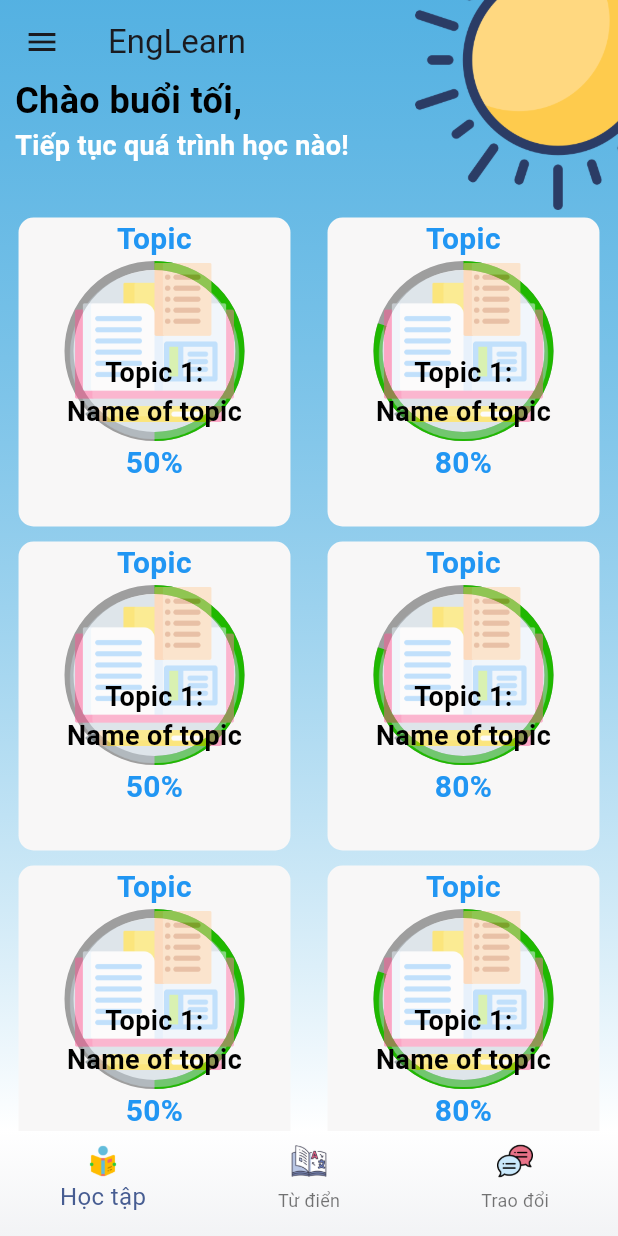
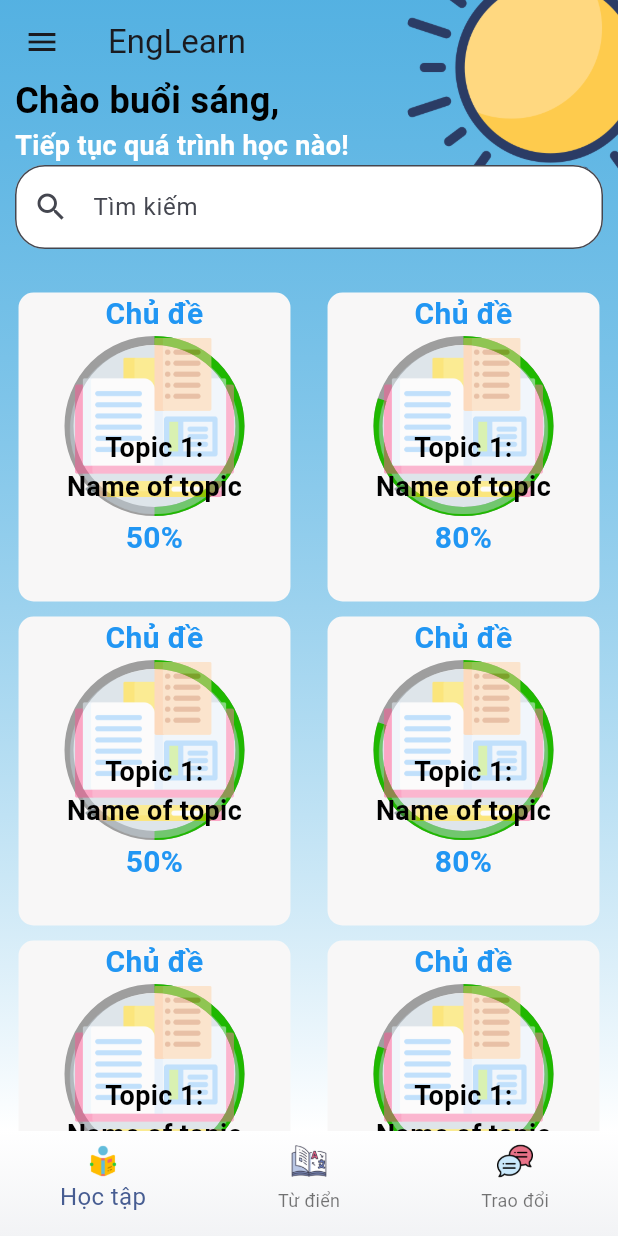
Before and after one commit to huuluc10/flutter-english-learn-app, a Flutter app: the HomeScreen screen opened by its route, on a phone screen of 412 x 824 dp. Run offline on Flutter 3.47's test engine with Material 3 defaults, Android fonts, the phone set to English and light mode, and no system bars; drawn by our look-alikes of percent_indicator; our stand-ins replace flutter_riverpod; missing offline and left inert: bottom_picker.

Commit message:
feat: write dictionary home page

```diff
--- a/lib/features/homepage/page/home_screen.dart
+++ b/lib/features/homepage/page/home_screen.dart
@@ -1,7 +1,7 @@
 import 'package:flutter/material.dart';
 import 'package:flutter_englearn/features/homepage/widgets/drawer_home_widget.dart';
 import 'package:flutter_englearn/features/homepage/widgets/topic_widget.dart';
-import 'package:flutter_englearn/utils/bottom_navigate_bar_widget.dart';
+import 'package:flutter_englearn/utils/widgets/bottom_navigate_bar_widget.dart';
 import 'package:flutter_englearn/utils/service/control_index_navigate_bar.dart';
 import 'package:flutter_englearn/utils/widgets/line_gradient_background_widget.dart';
 import 'package:flutter_riverpod/flutter_riverpod.dart';
@@ -21,21 +21,24 @@ class HomeScreen extends ConsumerWidget {
     final width = MediaQuery.of(context).size.width;
     String image = "assets/light.png";
     String welcome = "Chào buổi sáng,";
-    if (currentTime.hour < 18 && currentTime.hour > 12) {
+    if (currentTime.hour < 12) {
+      // Good morning
+    } else if (currentTime.hour < 18) {
       // Good afternoon
       welcome = "Chào buổi chiều,";
     } else {
       // Good evening
       welcome = "Chào buổi tối,";
+      image = "assets/night.png";
     }
 
     Future<void> refresh() async {
       return Future.delayed(const Duration(seconds: 1));
     }
 
-    final int countOfColumn = 10;
+    const int countOfColumn = 10;
 
-    final height = 200 + (10 + width * 0.5) * countOfColumn;
+    final height = 250 + (10 + width * 0.5) * countOfColumn;
 
     return Scaffold(
       extendBodyBehindAppBar: true,
@@ -52,8 +55,8 @@ class HomeScreen extends ConsumerWidget {
             child: Stack(
               children: [
                 Positioned(
-                  top: -60,
-                  right: -60,
+                  top: -55,
+                  right: -55,
                   child: CircleAvatar(
                     radius: 100,
                     backgroundColor: Colors.transparent,
@@ -84,12 +87,23 @@ class HomeScreen extends ConsumerWidget {
                               color: Colors.white,
                               fontWeight: FontWeight.w600),
                         ),
+                        TextField(
+                          decoration: InputDecoration(
+                            filled: true,
+                            fillColor: Colors.white,
+                            hintText: 'Tìm kiếm',
+                            prefixIcon: const Icon(Icons.search),
+                            border: OutlineInputBorder(
+                              borderRadius: BorderRadius.circular(20),
+                            ),
+                          ),
+                        ),
                       ],
                     ),
                   ),
                 ),
                 Positioned(
-                  top: 140,
+                  top: 190,
                   left: 0,
                   right: 0,
                   child: Center(
--- a/lib/features/homepage/widgets/topic_widget.dart
+++ b/lib/features/homepage/widgets/topic_widget.dart
@@ -30,7 +30,7 @@ class TopicWidget extends StatelessWidget {
               lineWidth: 6.0,
               percent: percent,
               header: const Text(
-                'Topic',
+                'Chủ đề',
                 textAlign: TextAlign.center,
                 style: TextStyle(
                   fontSize: 20,
--- a/lib/routes.dart
+++ b/lib/routes.dart
@@ -4,6 +4,7 @@ import 'package:flutter_englearn/features/auth/page/login_screen.dart';
 import 'package:flutter_englearn/features/auth/page/reset_password_screen.dart';
 import 'package:flutter_englearn/features/auth/page/sign_up_screen.dart';
 import 'package:flutter_englearn/features/auth/page/welcome_screen.dart';
+import 'package:flutter_englearn/features/dictionary/page/dictionary_screen.dart';
 import 'package:flutter_englearn/features/homepage/page/home_screen.dart';
 
 Route<dynamic> generateRoute(RouteSettings settings) {
@@ -27,6 +28,9 @@ Route<dynamic> generateRoute(RouteSettings settings) {
 
     case HomeScreen.routeName:
       return MaterialPageRoute(builder: (context) => const HomeScreen());
+
+    case DictionaryScreen.routeName:
+      return MaterialPageRoute(builder: (context) => const DictionaryScreen());
   }
   return MaterialPageRoute(builder: (context) => const WelcomeScreen());
 }
--- a/pubspec.yaml
+++ b/pubspec.yaml
@@ -30,6 +30,7 @@ environment:
 dependencies:
   bottom_picker: ^2.4.0
   cupertino_icons: ^1.0.2
+  en_vi_dic: ^1.0.2
   flutter:
     sdk: flutter
   flutter_riverpod: ^2.5.1
```
Also changed, not shown: lib/features/dictionary/page/dictionary_screen.dart (added, +68 -0 lines), lib/utils/widgets/bottom_navigate_bar_widget.dart (renamed from lib/utils/bottom_navigate_bar_widget.dart, +15 -3 lines), pubspec.lock.
